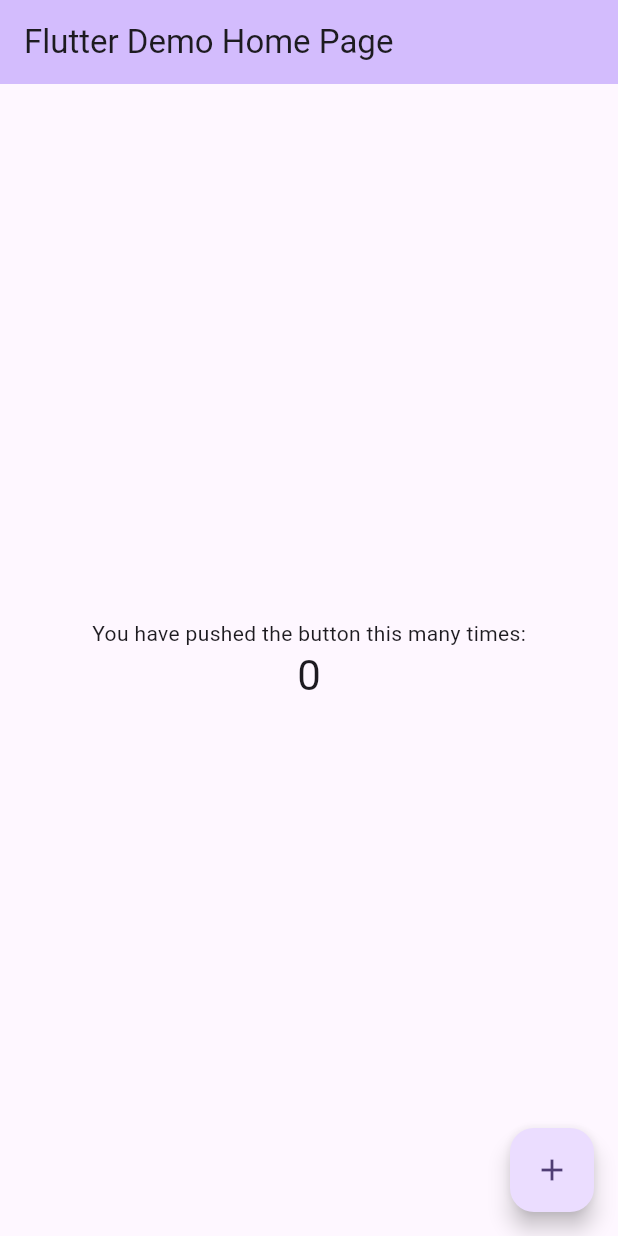
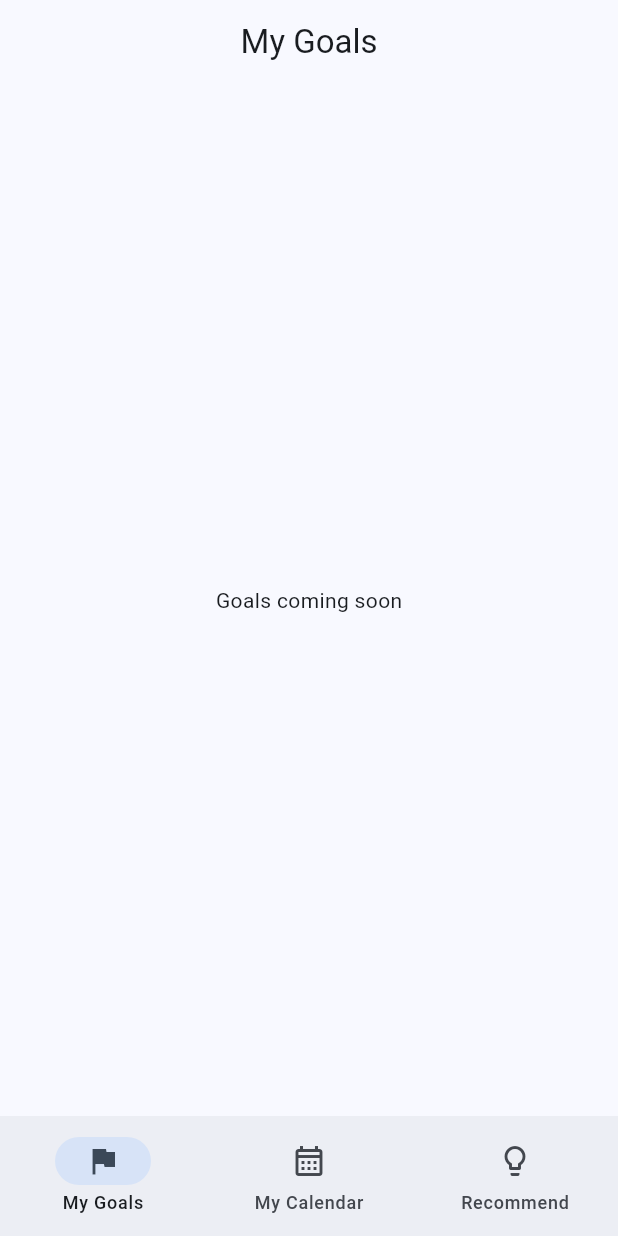
Before and after one commit to Govher07/task-scheduler, a Flutter app: the screen it shows after launch, on a phone screen of 412 x 824 dp. Run offline on Flutter 3.47's test engine with Material 3 defaults, Android fonts, the phone set to English and light mode, and no system bars; our stand-ins replace drift, flutter_riverpod, freezed_annotation, go_router; accounts and stored records are empty; generated files the repository leaves out were written again.

Commit message:
feat: add app shell with GoRouter bottom navigation and placeholder screens

```diff
--- /dev/null
+++ b/lib/app.dart
@@ -0,0 +1,107 @@
+import 'package:flutter/material.dart';
+import 'package:go_router/go_router.dart';
+import 'core/theme/app_theme.dart';
+import 'features/goals/screens/goals_screen.dart';
+import 'features/calendar/screens/calendar_screen.dart';
+import 'features/recommender/screens/recommender_screen.dart';
+
+final _rootNavigatorKey = GlobalKey<NavigatorState>();
+final _shellNavigatorKey = GlobalKey<NavigatorState>();
+
+final router = GoRouter(
+  navigatorKey: _rootNavigatorKey,
+  initialLocation: '/goals',
+  routes: [
+    ShellRoute(
+      navigatorKey: _shellNavigatorKey,
+      builder: (context, state, child) => AppShell(child: child),
+      routes: [
+        GoRoute(
+          path: '/goals',
+          pageBuilder: (context, state) => const NoTransitionPage(
+            child: GoalsScreen(),
+          ),
+        ),
+        GoRoute(
+          path: '/calendar',
+          pageBuilder: (context, state) => const NoTransitionPage(
+            child: CalendarScreen(),
+          ),
+        ),
+        GoRoute(
+          path: '/recommend',
+          pageBuilder: (context, state) => const NoTransitionPage(
+            child: RecommenderScreen(),
+          ),
+        ),
+      ],
+    ),
+  ],
+);
+
+class TaskSchedulerApp extends StatelessWidget {
+  const TaskSchedulerApp({super.key});
+
+  @override
+  Widget build(BuildContext context) {
+    return MaterialApp.router(
+      title: 'Task Scheduler',
+      theme: AppTheme.lightTheme,
+      darkTheme: AppTheme.darkTheme,
+      routerConfig: router,
+    );
+  }
+}
+
+class AppShell extends StatelessWidget {
+  final Widget child;
+
+  const AppShell({super.key, required this.child});
+
+  @override
+  Widget build(BuildContext context) {
+    return Scaffold(
+      body: child,
+      bottomNavigationBar: NavigationBar(
+        selectedIndex: _calculateSelectedIndex(context),
+        onDestinationSelected: (index) => _onItemTapped(index, context),
+        destinations: const [
+          NavigationDestination(
+            icon: Icon(Icons.flag_outlined),
+            selectedIcon: Icon(Icons.flag),
+            label: 'My Goals',
+          ),
+          NavigationDestination(
+            icon: Icon(Icons.calendar_month_outlined),
+            selectedIcon: Icon(Icons.calendar_month),
+            label: 'My Calendar',
+          ),
+          NavigationDestination(
+            icon: Icon(Icons.lightbulb_outlined),
+            selectedIcon: Icon(Icons.lightbulb),
+            label: 'Recommend',
+          ),
+        ],
+      ),
+    );
+  }
+
+  int _calculateSelectedIndex(BuildContext context) {
+    final location = GoRouterState.of(context).uri.path;
+    if (location.startsWith('/goals')) return 0;
+    if (location.startsWith('/calendar')) return 1;
+    if (location.startsWith('/recommend')) return 2;
+    return 0;
+  }
+
+  void _onItemTapped(int index, BuildContext context) {
+    switch (index) {
+      case 0:
+        context.go('/goals');
+      case 1:
+        context.go('/calendar');
+      case 2:
+        context.go('/recommend');
+    }
+  }
+}
--- /dev/null
+++ b/lib/core/theme/app_theme.dart
@@ -0,0 +1,27 @@
+import 'package:flutter/material.dart';
+
+class AppTheme {
+  static ThemeData get lightTheme {
+    return ThemeData(
+      useMaterial3: true,
+      colorSchemeSeed: Colors.blue,
+      brightness: Brightness.light,
+      appBarTheme: const AppBarTheme(centerTitle: true),
+      floatingActionButtonTheme: const FloatingActionButtonThemeData(
+        shape: CircleBorder(),
+      ),
+    );
+  }
+
+  static ThemeData get darkTheme {
+    return ThemeData(
+      useMaterial3: true,
+      colorSchemeSeed: Colors.blue,
+      brightness: Brightness.dark,
+      appBarTheme: const AppBarTheme(centerTitle: true),
+      floatingActionButtonTheme: const FloatingActionButtonThemeData(
+        shape: CircleBorder(),
+      ),
+    );
+  }
+}
--- /dev/null
+++ b/lib/features/calendar/screens/calendar_screen.dart
@@ -0,0 +1,13 @@
+import 'package:flutter/material.dart';
+
+class CalendarScreen extends StatelessWidget {
+  const CalendarScreen({super.key});
+
+  @override
+  Widget build(BuildContext context) {
+    return Scaffold(
+      appBar: AppBar(title: const Text('My Calendar')),
+      body: const Center(child: Text('Calendar coming soon')),
+    );
+  }
+}
--- /dev/null
+++ b/lib/features/goals/screens/goals_screen.dart
@@ -0,0 +1,13 @@
+import 'package:flutter/material.dart';
+
+class GoalsScreen extends StatelessWidget {
+  const GoalsScreen({super.key});
+
+  @override
+  Widget build(BuildContext context) {
+    return Scaffold(
+      appBar: AppBar(title: const Text('My Goals')),
+      body: const Center(child: Text('Goals coming soon')),
+    );
+  }
+}
--- /dev/null
+++ b/lib/features/recommender/screens/recommender_screen.dart
@@ -0,0 +1,13 @@
+import 'package:flutter/material.dart';
+
+class RecommenderScreen extends StatelessWidget {
+  const RecommenderScreen({super.key});
+
+  @override
+  Widget build(BuildContext context) {
+    return Scaffold(
+      appBar: AppBar(title: const Text('Recommend')),
+      body: const Center(child: Text('Recommender coming soon')),
+    );
+  }
+}
--- a/lib/main.dart
+++ b/lib/main.dart
@@ -1,122 +1,12 @@
 import 'package:flutter/material.dart';
+import 'package:flutter_riverpod/flutter_riverpod.dart';
+import 'app.dart';
 
 void main() {
-  runApp(const MyApp());
+  WidgetsFlutterBinding.ensureInitialized();
+  runApp(
+    const ProviderScope(
+      child: TaskSchedulerApp(),
+    ),
+  );
 }
-
-class MyApp extends StatelessWidget {
-  const MyApp({super.key});
-
-  // This widget is the root of your application.
-  @override
-  Widget build(BuildContext context) {
-    return MaterialApp(
-      title: 'Flutter Demo',
-      theme: ThemeData(
-        // This is the theme of your application.
-        //
-        // TRY THIS: Try running your application with "flutter run". You'll see
-        // the application has a purple toolbar. Then, without quitting the app,
-        // try changing the seedColor in the colorScheme below to Colors.green
-        // and then invoke "hot reload" (save your changes or press the "hot
-        // reload" button in a Flutter-supported IDE, or press "r" if you used
-        // the command line to start the app).
-        //
-        // Notice that the counter didn't reset back to zero; the application
-        // state is not lost during the reload. To reset the state, use hot
-        // restart instead.
-        //
-        // This works for code too, not just values: Most code changes can be
-        // tested with just a hot reload.
-        colorScheme: .fromSeed(seedColor: Colors.deepPurple),
-      ),
-      home: const MyHomePage(title: 'Flutter Demo Home Page'),
-    );
-  }
-}
-
-class MyHomePage extends StatefulWidget {
-  const MyHomePage({super.key, required this.title});
-
-  // This widget is the home page of your application. It is stateful, meaning
-  // that it has a State object (defined below) that contains fields that affect
-  // how it looks.
-
-  // This class is the configuration for the state. It holds the values (in this
-  // case the title) provided by the parent (in this case the App widget) and
-  // used by the build method of the State. Fields in a Widget subclass are
-  // always marked "final".
-
-  final String title;
-
-  @override
-  State<MyHomePage> createState() => _MyHomePageState();
-}
-
-class _MyHomePageState extends State<MyHomePage> {
-  int _counter = 0;
-
-  void _incrementCounter() {
-    setState(() {
-      // This call to setState tells the Flutter framework that something has
-      // changed in this State, which causes it to rerun the build method below
-      // so that the display can reflect the updated values. If we changed
-      // _counter without calling setState(), then the build method would not be
-      // called again, and so nothing would appear to happen.
-      _counter++;
-    });
-  }
-
-  @override
-  Widget build(BuildContext context) {
-    // This method is rerun every time setState is called, for instance as done
-    // by the _incrementCounter method above.
-    //
-    // The Flutter framework has been optimized to make rerunning build methods
-    // fast, so that you can just rebuild anything that needs updating rather
-    // than having to individually change instances of widgets.
-    return Scaffold(
-      appBar: AppBar(
-        // TRY THIS: Try changing the color here to a specific color (to
-        // Colors.amber, perhaps?) and trigger a hot reload to see the AppBar
-        // change color while the other colors stay the same.
-        backgroundColor: Theme.of(context).colorScheme.inversePrimary,
-        // Here we take the value from the MyHomePage object that was created by
-        // the App.build method, and use it to set our appbar title.
-        title: Text(widget.title),
-      ),
-      body: Center(
-        // Center is a layout widget. It takes a single child and positions it
-        // in the middle of the parent.
-        child: Column(
-          // Column is also a layout widget. It takes a list of children and
-          // arranges them vertically. By default, it sizes itself to fit its
-          // children horizontally, and tries to be as tall as its parent.
-          //
-          // Column has various properties to control how it sizes itself and
-          // how it positions its children. Here we use mainAxisAlignment to
-          // center the children vertically; the main axis here is the vertical
-          // axis because Columns are vertical (the cross axis would be
-          // horizontal).
-          //
-          // TRY THIS: Invoke "debug painting" (choose the "Toggle Debug Paint"
-          // action in the IDE, or press "p" in the console), to see the
-          // wireframe for each widget.
-          mainAxisAlignment: .center,
-          children: [
-            const Text('You have pushed the button this many times:'),
-            Text(
-              '$_counter',
-              style: Theme.of(context).textTheme.headlineMedium,
-            ),
-          ],
-        ),
-      ),
-      floatingActionButton: FloatingActionButton(
-        onPressed: _incrementCounter,
-        tooltip: 'Increment',
-        child: const Icon(Icons.add),
-      ),
-    );
-  }
-}
```
Also changed, not shown: lib/core/database/connection.dart (added, +18 -0 lines), lib/core/providers.dart (added, +24 -0 lines), 1 other file.
